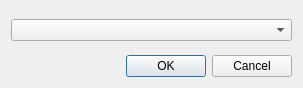
Qt form lumina-config/AppDialog.ui (lumina-desktop/lumina) before a commit.
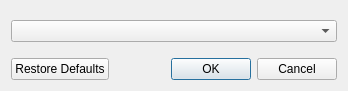
The same form after that commit.

Commit message: Add the ability to "reset" an application back to defaults in lumina-config - and setup the web browser/email/file manager/terminal buttons to use this functionality.

Patch:
```diff
--- a/lumina-config/AppDialog.ui
+++ b/lumina-config/AppDialog.ui
@@ -6,8 +6,8 @@
    <rect>
     <x>0</x>
     <y>0</y>
-    <width>303</width>
-    <height>88</height>
+    <width>348</width>
+    <height>91</height>
    </rect>
   </property>
   <property name="windowTitle">
@@ -62,7 +62,7 @@
       <enum>Qt::Horizontal</enum>
      </property>
      <property name="standardButtons">
-      <set>QDialogButtonBox::Cancel|QDialogButtonBox::Ok</set>
+      <set>QDialogButtonBox::Cancel|QDialogButtonBox::Ok|QDialogButtonBox::RestoreDefaults</set>
      </property>
     </widget>
    </item>
```
The commit also changes 3 other files.
